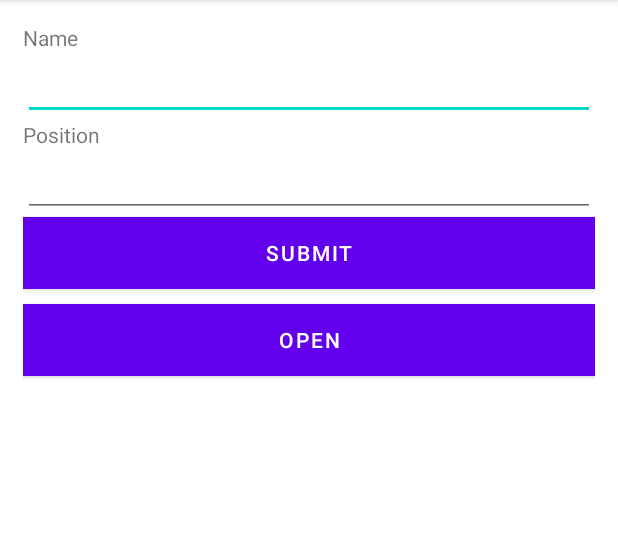
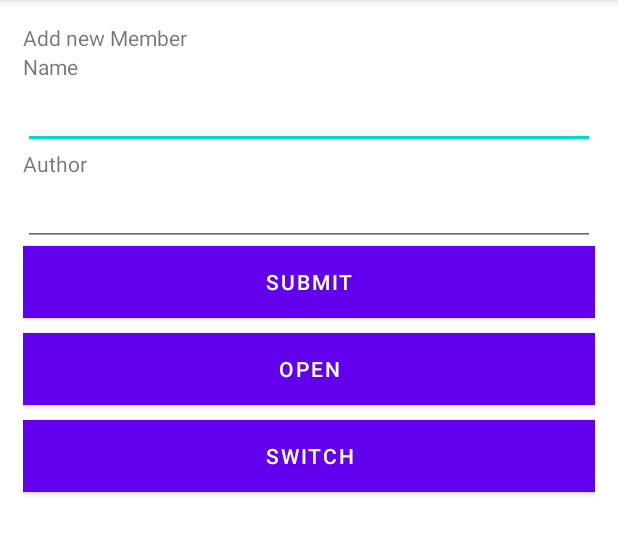
Before and after one commit to cybertronicEX/merged, an Android app: the screen it shows after launch (MainActivity), on a phone screen of 412 x 824 dp, the part 84-639 px from its top. Run offline under Robolectric (Android 15) with nearby library versions, the phone set to English and light mode, and no system bars; our stand-ins replace Firebase (no records; nobody signed in at launch, a user with empty details on screens opened directly).

```diff
--- a/LibraySystem/app/build.gradle
+++ b/LibraySystem/app/build.gradle
@@ -25,6 +25,10 @@ android {
         sourceCompatibility JavaVersion.VERSION_1_8
         targetCompatibility JavaVersion.VERSION_1_8
     }
+
+    buildFeatures {
+        viewBinding true
+    }
 }
 
 dependencies {
@@ -32,6 +36,7 @@ dependencies {
     implementation 'androidx.appcompat:appcompat:1.4.1'
     implementation 'com.google.android.material:material:1.5.0'
     implementation 'androidx.constraintlayout:constraintlayout:2.1.3'
+    implementation 'androidx.legacy:legacy-support-v4:1.0.0'
     testImplementation 'junit:junit:4.13.2'
     androidTestImplementation 'androidx.test.ext:junit:1.1.3'
     androidTestImplementation 'androidx.test.espresso:espresso-core:3.4.0'
--- a/LibraySystem/app/src/main/java/com/example/lmsnew/MainActivity.java
+++ b/LibraySystem/app/src/main/java/com/example/lmsnew/MainActivity.java
@@ -21,6 +21,9 @@ public class MainActivity extends AppCompatActivity {
         final EditText edit_position= findViewById(R.id.edit_position);
         Button btn=findViewById(R.id.btn_submit);
         Button btn_open = findViewById(R. id.btn_open);
+
+        configureNextButton();
+
         btn_open.setOnClickListener(v->{
             Intent intent = new Intent(MainActivity.this, RVActivity.class);
             startActivity(intent);
@@ -75,4 +78,14 @@ public class MainActivity extends AppCompatActivity {
 
 
     }
+    private void configureNextButton(){
+        Button nextButton = (Button) findViewById(R.id.btn_switch);
+        nextButton.setOnClickListener(new View.OnClickListener() {
+            @Override
+            public void onClick(View view) {
+                startActivity(new Intent(MainActivity.this,ActualMain.class));
+            }
+        });
+
+    }
 }
--- /dev/null
+++ b/LibraySystem/app/src/main/res/drawable/ic_baseline_home_24.xml
@@ -0,0 +1,10 @@
+<vector xmlns:android="http://schemas.android.com/apk/res/android"
+    android:width="24dp"
+    android:height="24dp"
+    android:viewportWidth="24"
+    android:viewportHeight="24"
+    android:tint="?attr/colorControlNormal">
+  <path
+      android:fillColor="@android:color/white"
+      android:pathData="M10,20v-6h4v6h5v-8h3L12,3 2,12h3v8z"/>
+</vector>
--- /dev/null
+++ b/LibraySystem/app/src/main/res/drawable/ic_baseline_person_24.xml
@@ -0,0 +1,10 @@
+<vector xmlns:android="http://schemas.android.com/apk/res/android"
+    android:width="24dp"
+    android:height="24dp"
+    android:viewportWidth="24"
+    android:viewportHeight="24"
+    android:tint="?attr/colorControlNormal">
+  <path
+      android:fillColor="@android:color/white"
+      android:pathData="M12,12c2.21,0 4,-1.79 4,-4s-1.79,-4 -4,-4 -4,1.79 -4,4 1.79,4 4,4zM12,14c-2.67,0 -8,1.34 -8,4v2h16v-2c0,-2.66 -5.33,-4 -8,-4z"/>
+</vector>
--- /dev/null
+++ b/LibraySystem/app/src/main/res/drawable/ic_baseline_settings_24.xml
@@ -0,0 +1,10 @@
+<vector xmlns:android="http://schemas.android.com/apk/res/android"
+    android:width="24dp"
+    android:height="24dp"
+    android:viewportWidth="24"
+    android:viewportHeight="24"
+    android:tint="?attr/colorControlNormal">
+  <path
+      android:fillColor="@android:color/white"
+      android:pathData="M19.14,12.94c0.04,-0.3 0.06,-0.61 0.06,-0.94c0,-0.32 -0.02,-0.64 -0.07,-0.94l2.03,-1.58c0.18,-0.14 0.23,-0.41 0.12,-0.61l-1.92,-3.32c-0.12,-0.22 -0.37,-0.29 -0.59,-0.22l-2.39,0.96c-0.5,-0.38 -1.03,-0.7 -1.62,-0.94L14.4,2.81c-0.04,-0.24 -0.24,-0.41 -0.48,-0.41h-3.84c-0.24,0 -0.43,0.17 -0.47,0.41L9.25,5.35C8.66,5.59 8.12,5.92 7.63,6.29L5.24,5.33c-0.22,-0.08 -0.47,0 -0.59,0.22L2.74,8.87C2.62,9.08 2.66,9.34 2.86,9.48l2.03,1.58C4.84,11.36 4.8,11.69 4.8,12s0.02,0.64 0.07,0.94l-2.03,1.58c-0.18,0.14 -0.23,0.41 -0.12,0.61l1.92,3.32c0.12,0.22 0.37,0.29 0.59,0.22l2.39,-0.96c0.5,0.38 1.03,0.7 1.62,0.94l0.36,2.54c0.05,0.24 0.24,0.41 0.48,0.41h3.84c0.24,0 0.44,-0.17 0.47,-0.41l0.36,-2.54c0.59,-0.24 1.13,-0.56 1.62,-0.94l2.39,0.96c0.22,0.08 0.47,0 0.59,-0.22l1.92,-3.32c0.12,-0.22 0.07,-0.47 -0.12,-0.61L19.14,12.94zM12,15.6c-1.98,0 -3.6,-1.62 -3.6,-3.6s1.62,-3.6 3.6,-3.6s3.6,1.62 3.6,3.6S13.98,15.6 12,15.6z"/>
+</vector>
--- a/LibraySystem/app/src/main/res/layout/activity_main.xml
+++ b/LibraySystem/app/src/main/res/layout/activity_main.xml
@@ -7,11 +7,15 @@
     tools:context=".MainActivity"
     android:padding="15dp"
     android:orientation="vertical">
+
 <!--    <ImageView-->
 <!--        android:layout_width="match_parent"-->
 <!--        android:layout_height="wrap_content"-->
 
-
+    <TextView
+        android:layout_width="wrap_content"
+        android:layout_height="wrap_content"
+        android:text="Add new Member"/>
 
 
 
@@ -27,7 +31,7 @@
     <TextView
         android:layout_width="wrap_content"
         android:layout_height="wrap_content"
-        android:text="Position"/>
+        android:text="Author"/>
 
     <EditText
         android:layout_width="match_parent"
@@ -50,5 +54,26 @@
         android:layout_marginTop="10dp"
         android:textColor="@android:color/white"/>
 
+    <Button
+        android:layout_width="match_parent"
+        android:layout_height="wrap_content"
+        android:id="@+id/btn_switch"
+        android:background="@android:color/holo_blue_dark"
+        android:text="SWITCH"
+        android:layout_marginTop="10dp"
+        android:textColor="@android:color/white"/>
+<!--    <FrameLayout-->
+<!--        android:layout_width="match_parent"-->
+<!--        android:layout_height="46dp">-->
+
+<!--    </FrameLayout>-->
+
+<!--    <com.google.android.material.bottomnavigation.BottomNavigationView-->
+<!--        android:layout_width="match_parent"-->
+<!--        android:layout_height="64dp"-->
+<!--        android:layout_marginTop="10dp"-->
+<!--        app:menu="@menu/bottom_nav_menu"-->
+<!--        />-->
+
 
 </LinearLayout>
--- /dev/null
+++ b/LibraySystem/app/src/main/res/menu/bottom_nav_menu.xml
@@ -0,0 +1,13 @@
+<?xml version="1.0" encoding="utf-8"?>
+<menu xmlns:android="http://schemas.android.com/apk/res/android">
+
+    <item android:title="Home"
+        android:icon="@drawable/ic_baseline_home_24"
+        android:id="@+id/nav_home"/>
+    <item android:title="Users"
+        android:icon="@drawable/ic_baseline_person_24"
+        android:id="@+id/nav_users"/>
+    <item android:title="Settings"
+        android:icon="@drawable/ic_baseline_settings_24"
+        android:id="@+id/nav_settings"/>
+</menu>
--- a/LibraySystem/app/src/main/res/values/strings.xml
+++ b/LibraySystem/app/src/main/res/values/strings.xml
@@ -1,3 +1,5 @@
 <resources>
     <string name="app_name">LMSnew</string>
+    <!-- TODO: Remove or change this placeholder text -->
+    <string name="hello_blank_fragment">Hello blank fragment</string>
 </resources>
```
Also changed, not shown: LibraySystem/app/src/main/AndroidManifest.xml (+11 -1 lines), LibraySystem/app/src/main/java/com/example/lmsnew/ActualMain.java (added, +53 -0 lines), LibraySystem/app/src/main/java/com/example/lmsnew/HomeFragment.java (added, +78 -0 lines), LibraySystem/app/src/main/java/com/example/lmsnew/SettingsFragment.java (added, +64 -0 lines), LibraySystem/app/src/main/res/drawable/books.xml (added, +19 -0 lines), LibraySystem/app/src/main/res/layout/activity_actual_main.xml (added, +28 -0 lines), LibraySystem/app/src/main/res/layout/fragment_home.xml (added, +22 -0 lines), LibraySystem/app/src/main/res/layout/fragment_settings.xml (added, +17 -0 lines), 1 other file.
